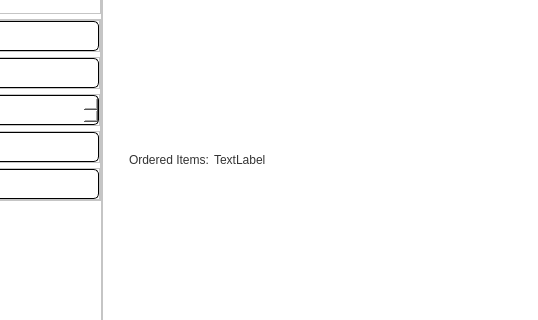
Kazu0210/Inventory-System, file app/src/ui/final_ui/orders_page.ui: the form before one commit; both pictures show x 641 to 1179 and y 201 to 521 of the 1179 by 772 pixel window.
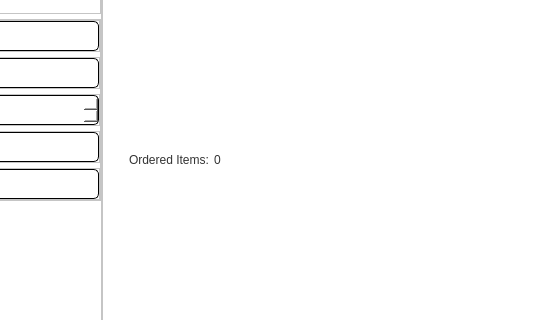
The form after the commit.

Commit message: added cart items label

What changed in the file:
```diff
--- a/app/src/ui/final_ui/orders_page.ui
+++ b/app/src/ui/final_ui/orders_page.ui
@@ -1706,9 +1706,13 @@
                  </widget>
                 </item>
                 <item>
-                 <widget class="QLabel" name="label_19">
+                 <widget class="QLabel" name="orders_quantity_label">
+                  <property name="styleSheet">
+                   <string notr="true">font: 63 12pt &quot;Noto Sans SemiBold&quot;;
+color: #333333;</string>
+                  </property>
                   <property name="text">
-                   <string>TextLabel</string>
+                   <string>0</string>
                   </property>
                  </widget>
                 </item>
```
The commit also changes 77 other files.
